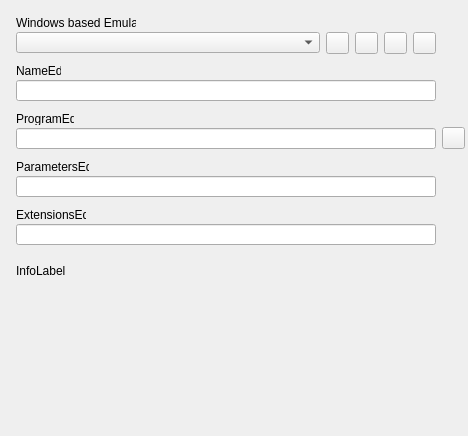
This is src/forms/SetupFrameMoreEmulatorsUnit.ui in Eldricos/D-Fend-Reborn as Qt 5 draws it before an edit. The edited form follows.
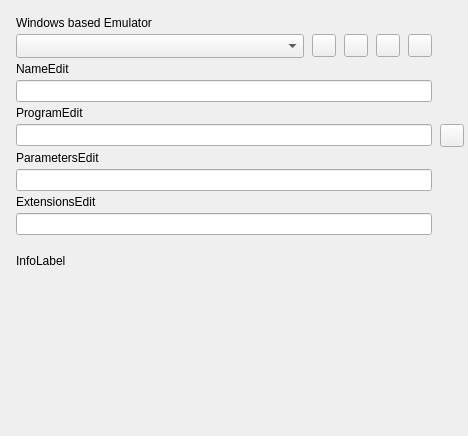
This is the edited form. Icons and pictures are not drawn.

Commit message: Program options: Qt layouts instead of fixed pixel positions

```diff
--- a/src/forms/SetupFrameMoreEmulatorsUnit.ui
+++ b/src/forms/SetupFrameMoreEmulatorsUnit.ui
@@ -5,109 +5,168 @@
     <property name="geometry"><rect><x>0</x><y>0</y><width>468</width><height>436</height></rect></property>
     <property name="vclDesignWidth" stdset="0"><number>468</number></property>
     <property name="vclDesignHeight" stdset="0"><number>436</number></property>
-    <widget class="QToolButton" name="ProgramButton">
-      <property name="geometry"><rect><x>442</x><y>127</y><width>23</width><height>22</height></rect></property>
-      <property name="vclAnchors" stdset="0"><string notr="true">akTop,akRight</string></property>
-      <property name="tag" stdset="0"><number>4</number></property>
-      <property name="icon"><iconset resource="../../resources/dfend.qrc"><normaloff>:/glyphs/92d9d1a333bceee3.png</normaloff></iconset></property>
-      <property name="iconSize"><size><width>16</width><height>16</height></size></property>
-    </widget>
-    <widget class="QLabel" name="InterpreterLabel">
-      <property name="geometry"><rect><x>16</x><y>16</y><width>120</width><height>13</height></rect></property>
-      <property name="text"><string>Windows based Emulator</string></property>
-      <property name="textFormat"><enum>Qt::PlainText</enum></property>
-      <property name="alignment"><set>Qt::AlignLeft|Qt::AlignTop</set></property>
-      <property name="vclAutoSize" stdset="0"><bool>true</bool></property>
-    </widget>
-    <widget class="QToolButton" name="DownButton">
-      <property name="geometry"><rect><x>413</x><y>32</y><width>23</width><height>22</height></rect></property>
-      <property name="vclAnchors" stdset="0"><string notr="true">akTop,akRight</string></property>
-      <property name="tag" stdset="0"><number>3</number></property>
-      <property name="icon"><iconset resource="../../resources/dfend.qrc"><normaloff>:/glyphs/1caf3e36d49c7929.png</normaloff></iconset></property>
-      <property name="iconSize"><size><width>16</width><height>16</height></size></property>
-    </widget>
-    <widget class="QToolButton" name="UpButton">
-      <property name="geometry"><rect><x>384</x><y>32</y><width>23</width><height>22</height></rect></property>
-      <property name="vclAnchors" stdset="0"><string notr="true">akTop,akRight</string></property>
-      <property name="tag" stdset="0"><number>2</number></property>
-      <property name="icon"><iconset resource="../../resources/dfend.qrc"><normaloff>:/glyphs/0ae3fe79a233a82b.png</normaloff></iconset></property>
-      <property name="iconSize"><size><width>16</width><height>16</height></size></property>
-    </widget>
-    <widget class="QToolButton" name="DelButton">
-      <property name="geometry"><rect><x>355</x><y>32</y><width>23</width><height>22</height></rect></property>
-      <property name="vclAnchors" stdset="0"><string notr="true">akTop,akRight</string></property>
-      <property name="tag" stdset="0"><number>1</number></property>
-      <property name="icon"><iconset resource="../../resources/dfend.qrc"><normaloff>:/glyphs/190e94d8efb3a1c9.png</normaloff></iconset></property>
-      <property name="iconSize"><size><width>16</width><height>16</height></size></property>
-    </widget>
-    <widget class="QToolButton" name="AddButton">
-      <property name="geometry"><rect><x>326</x><y>32</y><width>23</width><height>22</height></rect></property>
-      <property name="vclAnchors" stdset="0"><string notr="true">akTop,akRight</string></property>
-      <property name="icon"><iconset resource="../../resources/dfend.qrc"><normaloff>:/glyphs/7bc99400adfc8024.png</normaloff></iconset></property>
-      <property name="iconSize"><size><width>16</width><height>16</height></size></property>
-    </widget>
-    <widget class="QLabel" name="InfoLabel">
-      <property name="geometry"><rect><x>16</x><y>264</y><width>420</width><height>153</height></rect></property>
-      <property name="vclAnchors" stdset="0"><string notr="true">akLeft,akTop,akRight</string></property>
-      <property name="text"><string>InfoLabel</string></property>
-      <property name="textFormat"><enum>Qt::PlainText</enum></property>
-      <property name="wordWrap"><bool>true</bool></property>
-      <property name="alignment"><set>Qt::AlignLeft|Qt::AlignTop</set></property>
-    </widget>
-    <widget class="QComboBox" name="ComboBox">
-      <property name="geometry"><rect><x>16</x><y>32</y><width>304</width><height>21</height></rect></property>
-      <property name="vclAnchors" stdset="0"><string notr="true">akLeft,akTop,akRight</string></property>
-      <property name="editable"><bool>false</bool></property>
-      <property name="maxVisibleItems"><number>8</number></property>
-    </widget>
-    <widget class="QLineEdit" name="ExtensionsEdit">
-      <property name="geometry"><rect><x>16</x><y>224</y><width>420</width><height>21</height></rect></property>
-      <property name="vclAnchors" stdset="0"><string notr="true">akLeft,akTop,akRight</string></property>
-    </widget>
-    <widget class="QLabel" name="ExtensionsEdit_EditLabel">
-      <property name="geometry"><rect><x>16</x><y>208</y><width>70</width><height>13</height></rect></property>
-      <property name="text"><string>ExtensionsEdit</string></property>
-      <property name="textFormat"><enum>Qt::PlainText</enum></property>
-      <property name="vclAutoSize" stdset="0"><bool>true</bool></property>
-      <property name="vclFocusControl" stdset="0"><string notr="true">ExtensionsEdit</string></property>
-      <property name="vclLabeledEditOf" stdset="0"><string notr="true">ExtensionsEdit</string></property>
-    </widget>
-    <widget class="QLineEdit" name="ParametersEdit">
-      <property name="geometry"><rect><x>16</x><y>176</y><width>420</width><height>21</height></rect></property>
-      <property name="vclAnchors" stdset="0"><string notr="true">akLeft,akTop,akRight</string></property>
-    </widget>
-    <widget class="QLabel" name="ParametersEdit_EditLabel">
-      <property name="geometry"><rect><x>16</x><y>160</y><width>73</width><height>13</height></rect></property>
-      <property name="text"><string>ParametersEdit</string></property>
-      <property name="textFormat"><enum>Qt::PlainText</enum></property>
-      <property name="vclAutoSize" stdset="0"><bool>true</bool></property>
-      <property name="vclFocusControl" stdset="0"><string notr="true">ParametersEdit</string></property>
-      <property name="vclLabeledEditOf" stdset="0"><string notr="true">ParametersEdit</string></property>
-    </widget>
-    <widget class="QLineEdit" name="ProgramEdit">
-      <property name="geometry"><rect><x>16</x><y>128</y><width>420</width><height>21</height></rect></property>
-      <property name="vclAnchors" stdset="0"><string notr="true">akLeft,akTop,akRight</string></property>
-    </widget>
-    <widget class="QLabel" name="ProgramEdit_EditLabel">
-      <property name="geometry"><rect><x>16</x><y>112</y><width>58</width><height>13</height></rect></property>
-      <property name="text"><string>ProgramEdit</string></property>
-      <property name="textFormat"><enum>Qt::PlainText</enum></property>
-      <property name="vclAutoSize" stdset="0"><bool>true</bool></property>
-      <property name="vclFocusControl" stdset="0"><string notr="true">ProgramEdit</string></property>
-      <property name="vclLabeledEditOf" stdset="0"><string notr="true">ProgramEdit</string></property>
-    </widget>
-    <widget class="QLineEdit" name="NameEdit">
-      <property name="geometry"><rect><x>16</x><y>80</y><width>420</width><height>21</height></rect></property>
-      <property name="vclAnchors" stdset="0"><string notr="true">akLeft,akTop,akRight</string></property>
-    </widget>
-    <widget class="QLabel" name="NameEdit_EditLabel">
-      <property name="geometry"><rect><x>16</x><y>64</y><width>45</width><height>13</height></rect></property>
-      <property name="text"><string>NameEdit</string></property>
-      <property name="textFormat"><enum>Qt::PlainText</enum></property>
-      <property name="vclAutoSize" stdset="0"><bool>true</bool></property>
-      <property name="vclFocusControl" stdset="0"><string notr="true">NameEdit</string></property>
-      <property name="vclLabeledEditOf" stdset="0"><string notr="true">NameEdit</string></property>
-    </widget>
+    <layout class="QVBoxLayout" name="SetupFrameMoreEmulators_Layout" stretch="0,0,0,1">
+      <property name="leftMargin"><number>16</number></property>
+      <property name="topMargin"><number>16</number></property>
+      <property name="rightMargin"><number>4</number></property>
+      <property name="bottomMargin"><number>8</number></property>
+      <property name="spacing"><number>0</number></property>
+      <item>
+        <layout class="QGridLayout" name="SetupFrameMoreEmulators_Section1" columnstretch="0,1,0,0,0,0,0">
+          <property name="leftMargin"><number>0</number></property>
+          <property name="topMargin"><number>0</number></property>
+          <property name="rightMargin"><number>0</number></property>
+          <property name="bottomMargin"><number>0</number></property>
+          <property name="horizontalSpacing"><number>8</number></property>
+          <property name="verticalSpacing"><number>4</number></property>
+          <item row="0" column="0" colspan="2">
+            <widget class="QLabel" name="InterpreterLabel">
+              <property name="text"><string>Windows based Emulator</string></property>
+              <property name="textFormat"><enum>Qt::PlainText</enum></property>
+              <property name="alignment"><set>Qt::AlignLeft|Qt::AlignTop</set></property>
+            </widget>
+          </item>
+          <item row="1" column="0" colspan="2">
+            <widget class="QComboBox" name="ComboBox">
+              <property name="editable"><bool>false</bool></property>
+              <property name="maxVisibleItems"><number>8</number></property>
+              <property name="sizeAdjustPolicy"><enum>QComboBox::AdjustToMinimumContentsLengthWithIcon</enum></property>
+              <property name="minimumContentsLength"><number>10</number></property>
+            </widget>
+          </item>
+          <item row="1" column="2" alignment="Qt::AlignRight">
+            <widget class="QToolButton" name="AddButton">
+              <property name="icon"><iconset resource="../../resources/dfend.qrc"><normaloff>:/glyphs/7bc99400adfc8024.png</normaloff></iconset></property>
+              <property name="iconSize"><size><width>16</width><height>16</height></size></property>
+              <property name="minimumSize"><size><width>23</width><height>0</height></size></property>
+            </widget>
+          </item>
+          <item row="1" column="3" alignment="Qt::AlignRight">
+            <widget class="QToolButton" name="DelButton">
+              <property name="tag" stdset="0"><number>1</number></property>
+              <property name="icon"><iconset resource="../../resources/dfend.qrc"><normaloff>:/glyphs/190e94d8efb3a1c9.png</normaloff></iconset></property>
+              <property name="iconSize"><size><width>16</width><height>16</height></size></property>
+              <property name="minimumSize"><size><width>23</width><height>0</height></size></property>
+            </widget>
+          </item>
+          <item row="1" column="4" alignment="Qt::AlignRight">
+            <widget class="QToolButton" name="UpButton">
+              <property name="tag" stdset="0"><number>2</number></property>
+              <property name="icon"><iconset resource="../../resources/dfend.qrc"><normaloff>:/glyphs/0ae3fe79a233a82b.png</normaloff></iconset></property>
+              <property name="iconSize"><size><width>16</width><height>16</height></size></property>
+              <property name="minimumSize"><size><width>23</width><height>0</height></size></property>
+            </widget>
+          </item>
+          <item row="1" column="5" alignment="Qt::AlignRight">
+            <widget class="QToolButton" name="DownButton">
+              <property name="tag" stdset="0"><number>3</number></property>
+              <property name="icon"><iconset resource="../../resources/dfend.qrc"><normaloff>:/glyphs/1caf3e36d49c7929.png</normaloff></iconset></property>
+              <property name="iconSize"><size><width>16</width><height>16</height></size></property>
+              <property name="minimumSize"><size><width>23</width><height>0</height></size></property>
+            </widget>
+          </item>
+          <item row="2" column="0" colspan="2">
+            <widget class="QLabel" name="NameEdit_EditLabel">
+              <property name="text"><string>NameEdit</string></property>
+              <property name="textFormat"><enum>Qt::PlainText</enum></property>
+              <property name="vclFocusControl" stdset="0"><string notr="true">NameEdit</string></property>
+              <property name="vclLabeledEditOf" stdset="0"><string notr="true">NameEdit</string></property>
+            </widget>
+          </item>
+          <item row="3" column="0" colspan="6">
+            <widget class="QLineEdit" name="NameEdit">
+      </widget>
+          </item>
+          <item row="4" column="0" colspan="2">
+            <widget class="QLabel" name="ProgramEdit_EditLabel">
+              <property name="text"><string>ProgramEdit</string></property>
+              <property name="textFormat"><enum>Qt::PlainText</enum></property>
+              <property name="vclFocusControl" stdset="0"><string notr="true">ProgramEdit</string></property>
+              <property name="vclLabeledEditOf" stdset="0"><string notr="true">ProgramEdit</string></property>
+            </widget>
+          </item>
+          <item row="5" column="0" colspan="6">
+            <widget class="QLineEdit" name="ProgramEdit">
+      </widget>
+          </item>
+          <item row="5" column="6" alignment="Qt::AlignRight">
+            <widget class="QToolButton" name="ProgramButton">
+              <property name="tag" stdset="0"><number>4</number></property>
+              <property name="icon"><iconset resource="../../resources/dfend.qrc"><normaloff>:/glyphs/92d9d1a333bceee3.png</normaloff></iconset></property>
+              <property name="iconSize"><size><width>16</width><height>16</height></size></property>
+              <property name="minimumSize"><size><width>23</width><height>0</height></size></property>
+            </widget>
+          </item>
+          <item row="6" column="0" colspan="2">
+            <widget class="QLabel" name="ParametersEdit_EditLabel">
+              <property name="text"><string>ParametersEdit</string></property>
+              <property name="textFormat"><enum>Qt::PlainText</enum></property>
+              <property name="vclFocusControl" stdset="0"><string notr="true">ParametersEdit</string></property>
+              <property name="vclLabeledEditOf" stdset="0"><string notr="true">ParametersEdit</string></property>
+            </widget>
+          </item>
+          <item row="7" column="0" colspan="6">
+            <widget class="QLineEdit" name="ParametersEdit">
+      </widget>
+          </item>
+          <item row="8" column="0" colspan="2">
+            <widget class="QLabel" name="ExtensionsEdit_EditLabel">
+              <property name="text"><string>ExtensionsEdit</string></property>
+              <property name="textFormat"><enum>Qt::PlainText</enum></property>
+              <property name="vclFocusControl" stdset="0"><string notr="true">ExtensionsEdit</string></property>
+              <property name="vclLabeledEditOf" stdset="0"><string notr="true">ExtensionsEdit</string></property>
+            </widget>
+          </item>
+          <item row="9" column="0" colspan="6">
+            <widget class="QLineEdit" name="ExtensionsEdit">
+      </widget>
+          </item>
+          <item row="0" column="1">
+            <spacer name="SetupFrameMoreEmulators_Section1_HFill">
+              <property name="orientation"><enum>Qt::Horizontal</enum></property>
+              <property name="sizeHint" stdset="0"><size><width>0</width><height>0</height></size></property>
+            </spacer>
+          </item>
+        </layout>
+      </item>
+      <item>
+        <spacer name="SetupFrameMoreEmulators_Gap1">
+          <property name="orientation"><enum>Qt::Vertical</enum></property>
+          <property name="sizeType"><enum>QSizePolicy::Fixed</enum></property>
+          <property name="sizeHint" stdset="0"><size><width>0</width><height>19</height></size></property>
+        </spacer>
+      </item>
+      <item>
+        <layout class="QGridLayout" name="SetupFrameMoreEmulators_Section2" columnstretch="0,1">
+          <property name="leftMargin"><number>0</number></property>
+          <property name="topMargin"><number>0</number></property>
+          <property name="rightMargin"><number>0</number></property>
+          <property name="bottomMargin"><number>0</number></property>
+          <property name="horizontalSpacing"><number>8</number></property>
+          <property name="verticalSpacing"><number>4</number></property>
+          <item row="0" column="0" colspan="2">
+            <widget class="QLabel" name="InfoLabel">
+              <property name="text"><string>InfoLabel</string></property>
+              <property name="textFormat"><enum>Qt::PlainText</enum></property>
+              <property name="wordWrap"><bool>true</bool></property>
+              <property name="alignment"><set>Qt::AlignLeft|Qt::AlignTop</set></property>
+            </widget>
+          </item>
+          <item row="0" column="1">
+            <spacer name="SetupFrameMoreEmulators_Section2_HFill">
+              <property name="orientation"><enum>Qt::Horizontal</enum></property>
+              <property name="sizeHint" stdset="0"><size><width>0</width><height>0</height></size></property>
+            </spacer>
+          </item>
+        </layout>
+      </item>
+      <item>
+        <spacer name="SetupFrameMoreEmulators_VFill">
+          <property name="orientation"><enum>Qt::Vertical</enum></property>
+          <property name="sizeHint" stdset="0"><size><width>0</width><height>0</height></size></property>
+        </spacer>
+      </item>
+    </layout>
   </widget>
   <tabstops>
     <tabstop>ComboBox</tabstop>
```
Left out of the diff: 6 changed lines with no effect on the pictures. The commit also changes 51 other files.
